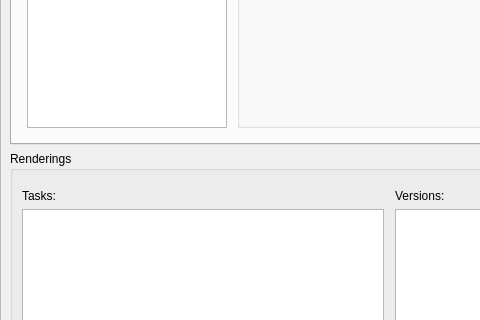
The window that Prism/Scripts/ProjectScripts/UserInterfaces/ProjectBrowser.ui (PrismPipeline/Prism) describes before a commit, drawn with Qt 5; both pictures show x 0 to 480 and y 376 to 696 of the 1311 by 870 pixel window.
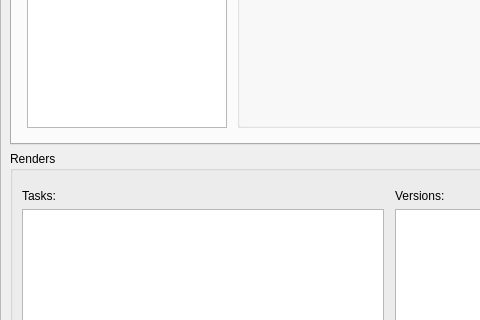
The same window after the commit.

Patch:
```diff
--- a/Prism/Scripts/ProjectScripts/UserInterfaces/ProjectBrowser.ui
+++ b/Prism/Scripts/ProjectScripts/UserInterfaces/ProjectBrowser.ui
@@ -1269,7 +1269,7 @@
            </sizepolicy>
           </property>
           <property name="title">
-           <string>Renderings</string>
+           <string>Renders</string>
           </property>
           <layout class="QHBoxLayout" name="horizontalLayout_5">
            <item>
```
